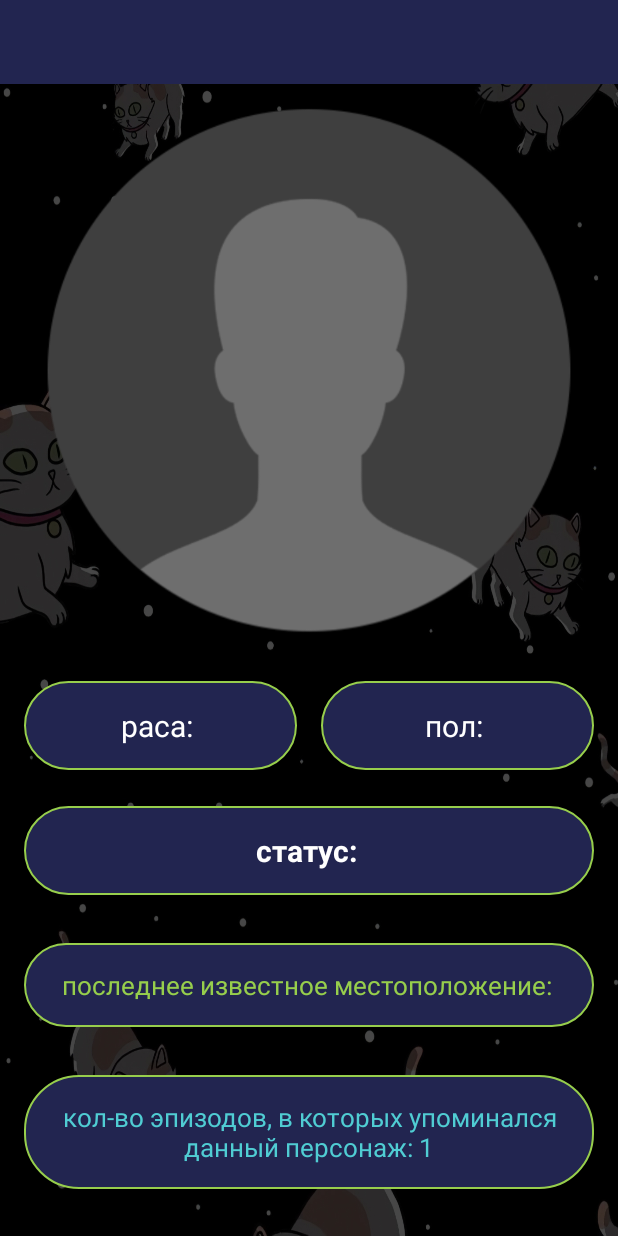
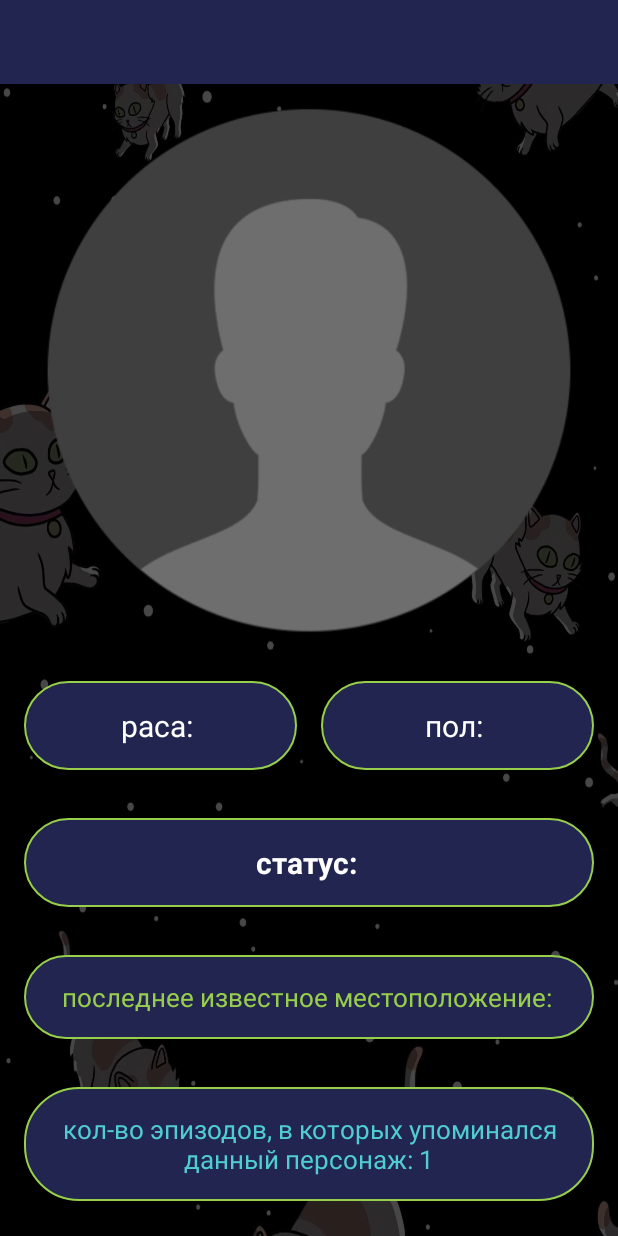
Before and after one commit to Otrix98/RickAndMortyDemo, an Android app: the fragment DetailFragment placed in its activity, on a phone screen of 412 x 824 dp. Run offline under Robolectric (Android 15) with nearby library versions, the light colour scheme and no system bars; our stand-ins replace Dagger/Hilt's generated code, Room's generated code, paging; pictures from the network do not load; 3 statements that could not run were skipped.

Commit message:
screenshots added

```diff
--- a/app/src/main/res/layout/detail_fragment.xml
+++ b/app/src/main/res/layout/detail_fragment.xml
@@ -46,7 +46,7 @@
         <androidx.constraintlayout.widget.ConstraintLayout
             android:orientation="horizontal"
             android:layout_width="match_parent"
-            android:layout_marginBottom="8dp"
+            android:layout_marginBottom="16dp"
             android:layout_height="wrap_content">
     <TextView
         app:layout_constraintTop_toTopOf="parent"
@@ -75,7 +75,7 @@
         android:layout_marginStart="8dp"
         android:layout_marginEnd="16dp"
         app:layout_constraintBottom_toBottomOf="@+id/speciesTextView"
-        android:layout_height="wrap_content"
+        android:layout_height="0dp"
         android:gravity="center"
         android:textColor="@color/white"
         android:padding="16dp"
```
Also changed, not shown: 2 other files.
